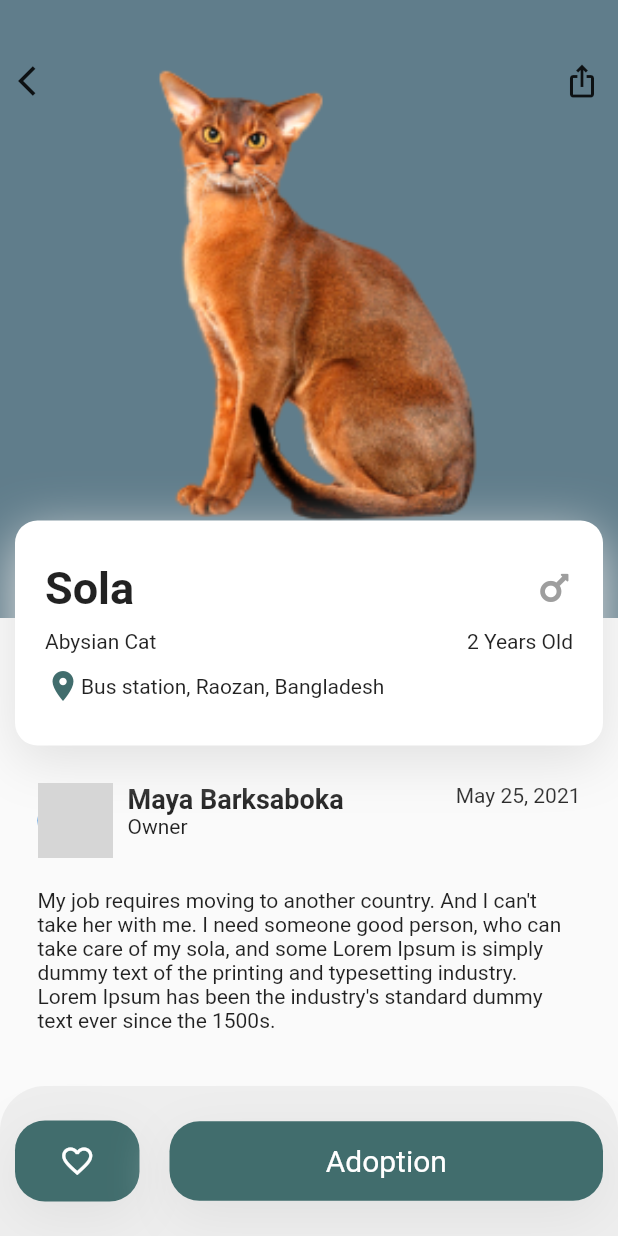
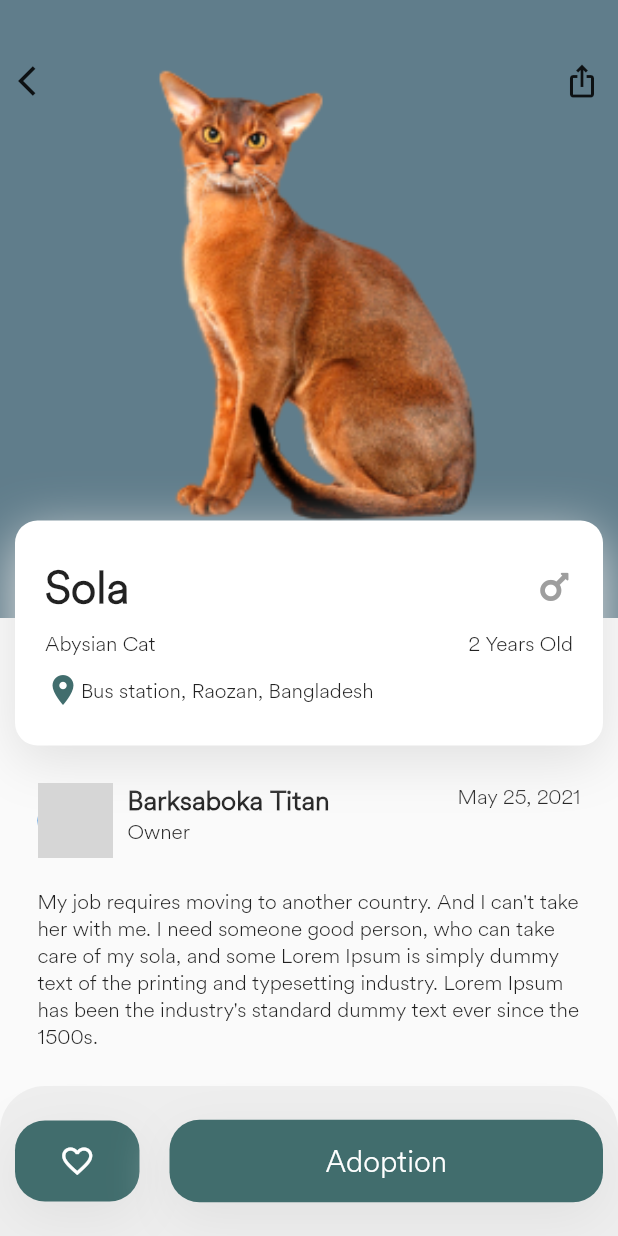
Before and after one commit to abdulmominsakib/pet-adopt, a Flutter app: the screen it shows after launch, after a tap on "Sola", on a phone screen of 412 x 824 dp. Run offline on Flutter 3.47's test engine with Material 2 defaults, Android fonts, the phone set to English and light mode, and no system bars; our stand-ins replace font_awesome_flutter; network calls fail; grey boxes are pictures that could not be loaded.

Commit message:
Slight Update

```diff
--- a/lib/config.dart
+++ b/lib/config.dart
@@ -5,6 +5,19 @@ Color primaryGreen = Color(0xff416d6d);
 List<BoxShadow> shadowList = [
   BoxShadow(color: Colors.grey[300], blurRadius: 30, offset: Offset(0, 10))
 ];
+
+// The reason I have added the bool here,
+// because it will update the scaffold color also
+// And the scaffold color will stay same until you hot reload
+// It can be solved with a statemanagement solution
+
+bool isDrawerOpen = false;
+
+String userProfileUrl =
+    'https://images.pexels.com/photos/220453/pexels-photo-220453.jpeg?auto=compress&cs=tinysrgb&dpr=1&w=500';
+
+String customerProfileUrl =
+    'https://cdn.fastly.picmonkey.com/contentful/h6goo9gw1hh6/2sNZtFAWOdP1lmQ33VwRN3/24e953b920a9cd0ff2e1d587742a2472/1-intro-photo-final.jpg?w=800&q=70';
 
 List<Map> categories = [
   {'name': 'Cats', 'iconPath': 'assets/images/cat.png'},
--- a/lib/detailScreen.dart
+++ b/lib/detailScreen.dart
@@ -209,8 +209,7 @@ class PetOwnerBio extends StatelessWidget {
           children: [
             CircleAvatar(
               radius: 25,
-              backgroundImage: NetworkImage(
-                  'https://brandyourself.com/blog/wp-content/uploads/linkedin-profile-picture-too-close.png'),
+              backgroundImage: NetworkImage(customerProfileUrl),
             ),
             SizedBox(width: 10),
             Expanded(
@@ -219,7 +218,7 @@ class PetOwnerBio extends StatelessWidget {
                 mainAxisAlignment: MainAxisAlignment.center,
                 children: [
                   Text(
-                    'Maya Barksaboka',
+                    'Barksaboka Titan',
                     style: TextStyle(fontWeight: FontWeight.bold, fontSize: 18),
                   ),
                   Text('Owner'),
--- a/lib/drawerScreen.dart
+++ b/lib/drawerScreen.dart
@@ -22,8 +22,7 @@ class _DrawerScreenState extends State<DrawerScreen> {
               children: [
                 CircleAvatar(
                   radius: 25,
-                  backgroundImage: NetworkImage(
-                      'https://brandyourself.com/blog/wp-content/uploads/linkedin-profile-picture-too-close.png'),
+                  backgroundImage: NetworkImage(userProfileUrl),
                 ),
                 SizedBox(width: 10),
                 Expanded(
--- a/lib/landingPage.dart
+++ b/lib/landingPage.dart
@@ -8,15 +8,18 @@ class LandingPage extends StatefulWidget {
   _LandingPageState createState() => _LandingPageState();
 }
 
-var imageUrl =
-    'https://images.pexels.com/photos/220453/pexels-photo-220453.jpeg?auto=compress&cs=tinysrgb&dpr=1&w=500';
-
 double offsetX = 0;
 double offsetY = 0;
 double scaleFactor = 1;
 
-bool isDrawerOpen = false;
 IconData menuIcon = Icons.menu;
+// bool isDrawerOpen = false;
+
+// setSystemStatusBarColor() {
+//   SystemChrome.setSystemUIOverlayStyle(SystemUiOverlayStyle(
+//     statusBarColor: isDrawerOpen ? Colors.grey : primaryGreen,
+//   ));
+// }
 
 class _LandingPageState extends State<LandingPage> {
   @override
@@ -27,7 +30,8 @@ class _LandingPageState extends State<LandingPage> {
       duration: Duration(milliseconds: 250),
       decoration: BoxDecoration(
         color: Colors.grey[200],
-        borderRadius: BorderRadius.circular(isDrawerOpen ? 0 : 30),
+        borderRadius: BorderRadius.circular(isDrawerOpen ? 30 : 0),
+        boxShadow: isDrawerOpen ? shadowList : null,
       ),
       child: Column(
         children: [
@@ -44,15 +48,15 @@ class _LandingPageState extends State<LandingPage> {
                       setState(() {
                         isDrawerOpen = !isDrawerOpen;
                         if (isDrawerOpen == false) {
+                          offsetX = 0;
+                          offsetY = 0;
+                          scaleFactor = 1;
+                          menuIcon = Icons.menu;
+                        } else if (isDrawerOpen == true) {
                           offsetX = 230;
                           offsetY = 150;
                           scaleFactor = 0.6;
                           menuIcon = Icons.arrow_back_ios;
-                        } else if (isDrawerOpen == true) {
-                          offsetX = 0;
-                          offsetY = 0;
-                          scaleFactor = 1;
-                          menuIcon = Icons.menu;
                         }
                       });
                     }),
@@ -77,7 +81,7 @@ class _LandingPageState extends State<LandingPage> {
                   ],
                 ),
                 CircleAvatar(
-                  backgroundImage: NetworkImage(imageUrl),
+                  backgroundImage: NetworkImage(userProfileUrl),
                 ),
               ],
             ),
--- a/lib/main.dart
+++ b/lib/main.dart
@@ -1,4 +1,5 @@
 import 'package:flutter/material.dart';
+import 'package:pet_adopt/config.dart';
 import 'package:pet_adopt/drawerScreen.dart';
 import 'package:pet_adopt/landingPage.dart';
 
@@ -15,16 +16,23 @@ class MyApp extends StatelessWidget {
       theme: ThemeData(
         primarySwatch: Colors.blue,
         visualDensity: VisualDensity.adaptivePlatformDensity,
+        fontFamily: 'CircularAir',
       ),
       home: MyHomePage(),
     );
   }
 }
 
-class MyHomePage extends StatelessWidget {
+class MyHomePage extends StatefulWidget {
+  @override
+  _MyHomePageState createState() => _MyHomePageState();
+}
+
+class _MyHomePageState extends State<MyHomePage> {
   @override
   Widget build(BuildContext context) {
     return Scaffold(
+      backgroundColor: isDrawerOpen ? primaryGreen : Colors.grey[200],
       body: SafeArea(
         child: Stack(
           children: [
```
Also changed, not shown: docs/docs-image.png (added), 1 other file.
